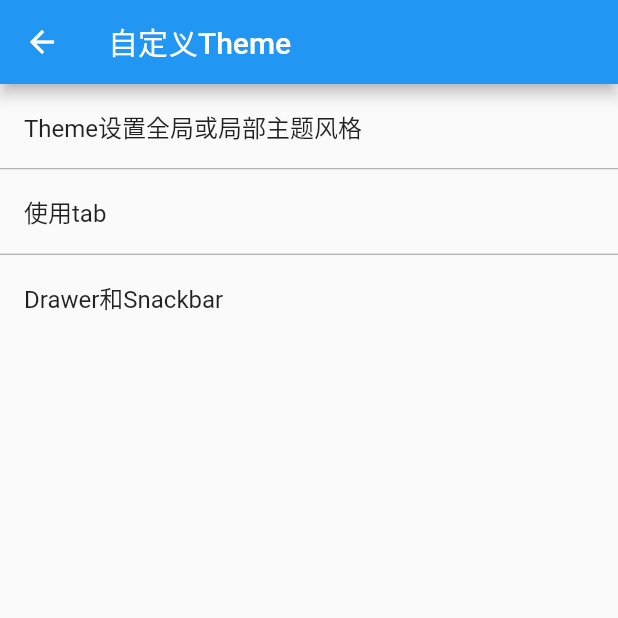
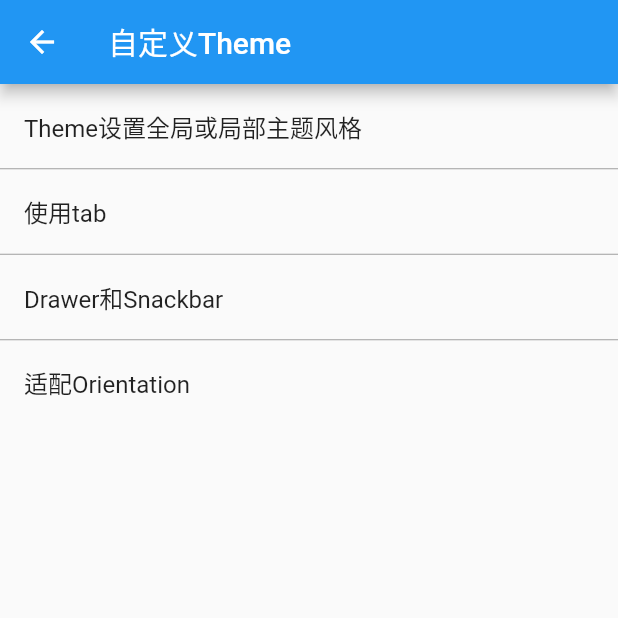
Before and after one commit to QuestG/flutter_tutorials, a Flutter app: the NaviDesign screen opened directly, on a phone screen of 412 x 824 dp, the top half of it. Run offline on Flutter 3.47's test engine with Material 2 defaults, Android fonts, the phone set to English and light mode, and no system bars.

Commit message:
feat: OrientationBuilder

```diff
--- a/lib/design/navigation_design.dart
+++ b/lib/design/navigation_design.dart
@@ -1,12 +1,23 @@
 import 'package:flutter/material.dart';
 import 'package:tutorials/design/drawer.dart';
+import 'package:tutorials/design/orientation.dart';
 import 'package:tutorials/design/tab.dart';
 import 'package:tutorials/design/theme.dart';
 
 class NaviDesign extends StatelessWidget {
-  var titles = ['Theme设置全局或局部主题风格', '使用tab', 'Drawer和Snackbar'];
+  var titles = [
+    'Theme设置全局或局部主题风格',
+    '使用tab',
+    'Drawer和Snackbar',
+    '适配Orientation'
+  ];
 
-  var widgets = [ThemeSample(), TabSample(), DrawerSample()];
+  var widgets = [
+    ThemeSample(),
+    TabSample(),
+    DrawerSample(),
+    OrientationBuilderSample()
+  ];
 
   @override
   Widget build(BuildContext context) {
```
Also changed, not shown: lib/design/orientation.dart (added, +25 -0 lines).
